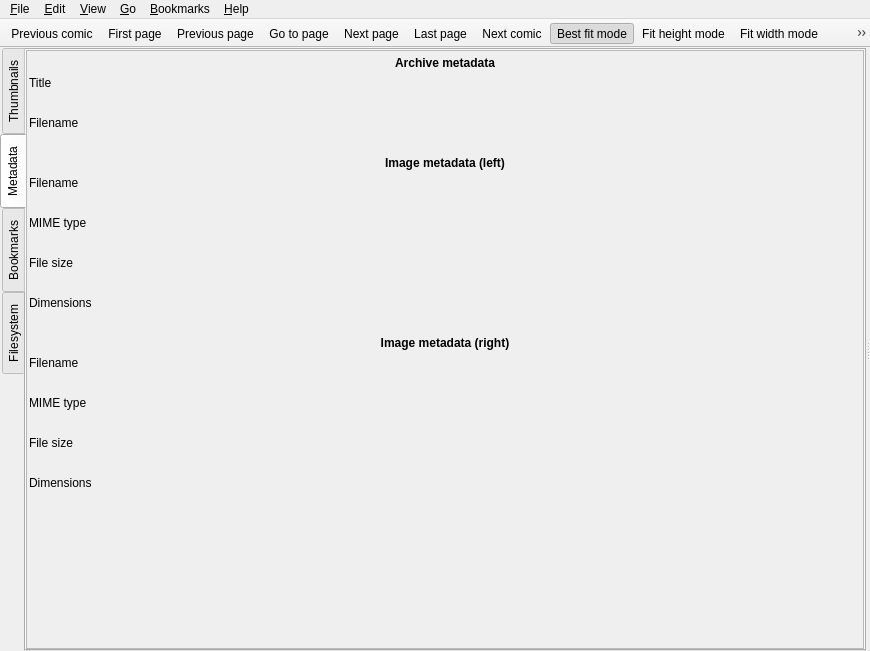
Before: the Qt Designer form mainwindow.ui in wnear/qcomix, drawn with Qt 5.
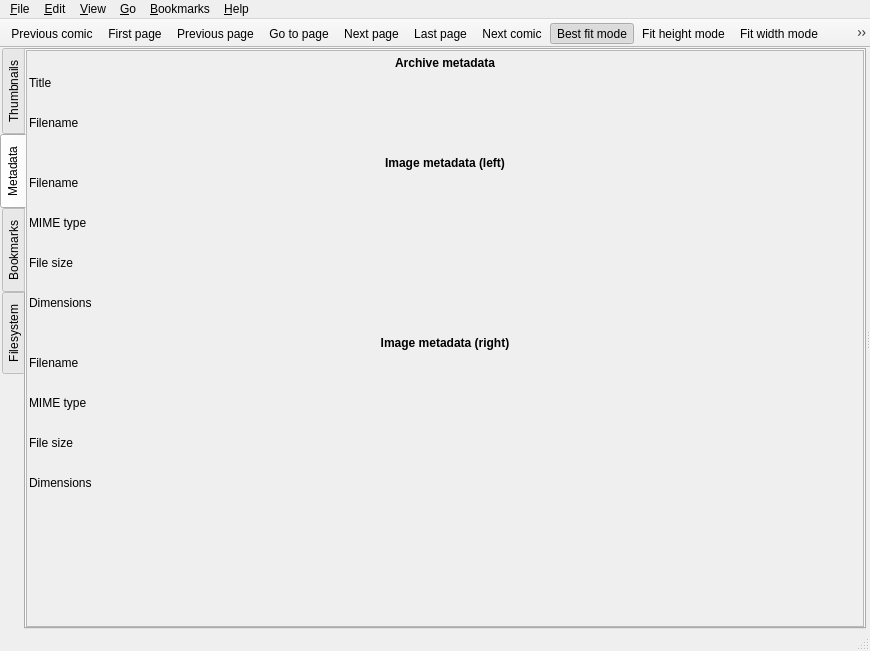
After: the same form once the commit is applied. The open tabs and pages were chosen to show the change. Icons and pictures are not drawn. Custom widgets are drawn as their Qt base class.

What changed in the file:
```diff
--- a/mainwindow.ui
+++ b/mainwindow.ui
@@ -113,8 +113,8 @@
              <rect>
               <x>0</x>
               <y>0</y>
-              <width>807</width>
-              <height>599</height>
+              <width>787</width>
+              <height>549</height>
              </rect>
             </property>
             <layout class="QGridLayout" name="gridLayout_3">
@@ -658,6 +658,7 @@
    <addaction name="actionFit_to_fixed_size_mode"/>
    <addaction name="actionManual_zoom_mode"/>
   </widget>
+  <widget class="QStatusBar" name="statusBar"/>
   <action name="actionOpen">
    <property name="text">
     <string>&amp;Open archive...</string>
```
Left out of the diff: 14 changed lines with no effect on the pictures.
